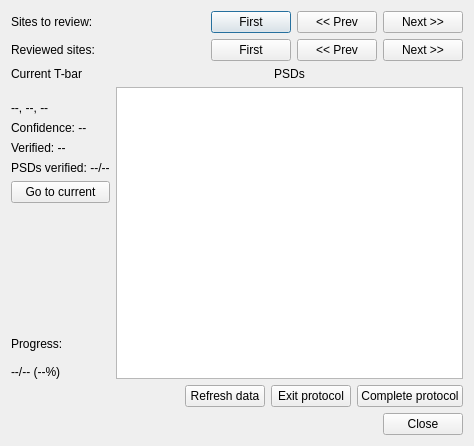
Above: neurolabi/gui/protocols/synapsepredictionprotocol.ui from janelia-flyem/NeuTu before the change. Below: the same form after it.
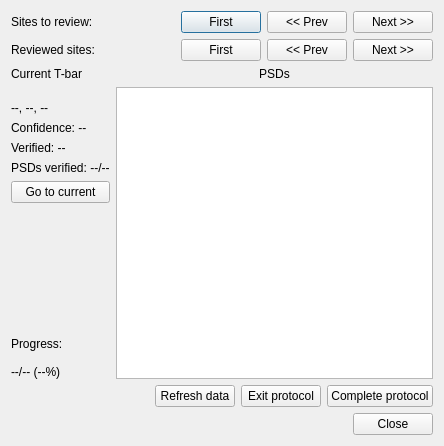
That is the form after the change.

Commit message: added version check on saved protocol data; fixed bug with psd locations

What changed in the file:
```diff
--- a/neurolabi/gui/protocols/synapsepredictionprotocol.ui
+++ b/neurolabi/gui/protocols/synapsepredictionprotocol.ui
@@ -6,7 +6,7 @@
    <rect>
     <x>0</x>
     <y>0</y>
-    <width>474</width>
+    <width>444</width>
     <height>446</height>
    </rect>
   </property>
```
The commit also changes 1 other file.
